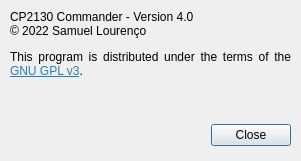
Before: the Qt Designer form src/aboutdialog.ui in bloguetronica/cp2130-com, drawn with Qt 5.
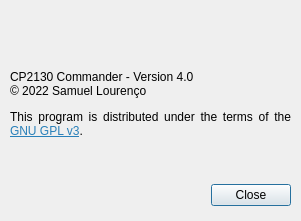
After: the same form once the commit is applied. Icons and pictures are not drawn.

Patch:
```diff
--- a/src/aboutdialog.ui
+++ b/src/aboutdialog.ui
@@ -7,19 +7,19 @@
     <x>0</x>
     <y>0</y>
     <width>301</width>
-    <height>161</height>
+    <height>221</height>
    </rect>
   </property>
   <property name="minimumSize">
    <size>
     <width>301</width>
-    <height>161</height>
+    <height>221</height>
    </size>
   </property>
   <property name="maximumSize">
    <size>
     <width>301</width>
-    <height>161</height>
+    <height>221</height>
    </size>
   </property>
   <property name="windowTitle">
@@ -43,7 +43,7 @@
    <property name="geometry">
     <rect>
      <x>10</x>
-     <y>120</y>
+     <y>180</y>
      <width>281</width>
      <height>31</height>
     </rect>
@@ -59,7 +59,7 @@
    <property name="geometry">
     <rect>
      <x>10</x>
-     <y>10</y>
+     <y>70</y>
      <width>281</width>
      <height>101</height>
     </rect>
@@ -77,6 +77,19 @@
     <bool>true</bool>
    </property>
   </widget>
+  <widget class="QLabel" name="label">
+   <property name="geometry">
+    <rect>
+     <x>10</x>
+     <y>10</y>
+     <width>281</width>
+     <height>51</height>
+    </rect>
+   </property>
+   <property name="text">
+    <string>&lt;html&gt;&lt;head/&gt;&lt;body&gt;&lt;p&gt;&lt;img src=&quot;:/images/images/banner.png&quot;/&gt;&lt;/p&gt;&lt;/body&gt;&lt;/html&gt;</string>
+   </property>
+  </widget>
  </widget>
  <resources>
   <include location="resources.qrc"/>
```
Left out of the diff: 4 changed lines with no effect on the pictures.
